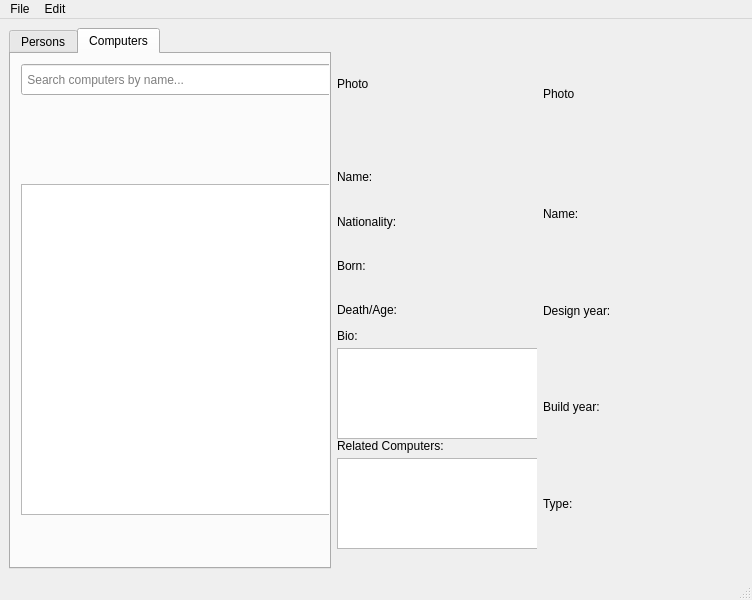
The window that mainwindow.ui (annakrih/T113VLN1-3) describes before a commit, drawn with Qt 5.
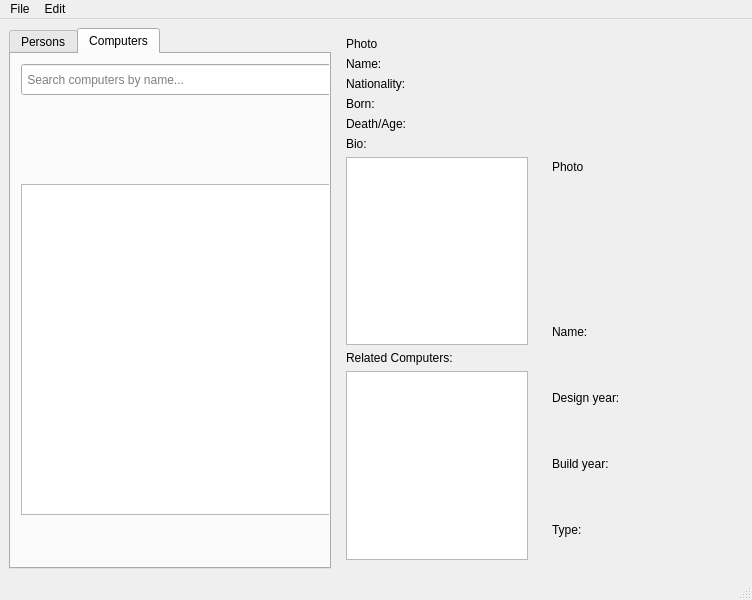
The same window after the commit.

Commit message: gerði gluggan hreyfanlegan

```diff
--- a/mainwindow.ui
+++ b/mainwindow.ui
@@ -295,61 +295,15 @@
           <height>0</height>
          </size>
         </property>
-        <widget class="QLabel" name="label_bio_pi">
-         <property name="geometry">
-          <rect>
-           <x>0</x>
-           <y>300</y>
-           <width>59</width>
-           <height>16</height>
-          </rect>
-         </property>
+        <layout class="QVBoxLayout" name="verticalLayout_5">
+         <item>
+          <widget class="QLabel" name="label_pic_pi">
          <property name="text">
-          <string>Bio: </string>
-         </property>
-        </widget>
-        <widget class="QTextBrowser" name="textBrowser_bio_pi">
-         <property name="geometry">
-          <rect>
-           <x>0</x>
-           <y>320</y>
-           <width>201</width>
-           <height>91</height>
-          </rect>
-         </property>
-        </widget>
-        <widget class="QTextBrowser" name="textBrowser_relatedComp_pi">
-         <property name="geometry">
-          <rect>
-           <x>0</x>
-           <y>430</y>
-           <width>201</width>
-           <height>91</height>
-          </rect>
-         </property>
-        </widget>
-        <widget class="QLabel" name="label_relatedcomp_pi">
-         <property name="geometry">
-          <rect>
-           <x>0</x>
-           <y>410</y>
-           <width>131</width>
-           <height>16</height>
-          </rect>
-         </property>
-         <property name="text">
-          <string>Related Computers:</string>
-         </property>
-        </widget>
-        <widget class="QWidget" name="gridLayoutWidget">
-         <property name="geometry">
-          <rect>
-           <x>0</x>
-           <y>130</y>
-           <width>210</width>
-           <height>171</height>
-          </rect>
-         </property>
+            <string>Photo</string>
+           </property>
+          </widget>
+         </item>
+         <item>
          <layout class="QGridLayout" name="gridpersoninfo">
           <item row="2" column="0">
            <widget class="QLabel" name="label_name_pi">
@@ -380,27 +334,28 @@
            </widget>
           </item>
          </layout>
-        </widget>
-        <widget class="QLabel" name="label_pic_pi">
-         <property name="geometry">
-          <rect>
-           <x>0</x>
-           <y>0</y>
-           <width>81</width>
-           <height>111</height>
-          </rect>
-         </property>
+         </item>
+         <item>
+          <widget class="QLabel" name="label_bio_pi">
+           <property name="text">
+            <string>Bio: </string>
+           </property>
+          </widget>
+         </item>
+         <item>
+          <widget class="QTextBrowser" name="textBrowser_bio_pi"/>
+         </item>
+         <item>
+          <widget class="QLabel" name="label_relatedcomp_pi">
          <property name="text">
-          <string>Photo</string>
-         </property>
-        </widget>
-        <zorder>label_bio_pi</zorder>
-        <zorder>textBrowser_bio_pi</zorder>
-        <zorder>textBrowser_relatedComp_pi</zorder>
-        <zorder>label_relatedcomp_pi</zorder>
-        <zorder>gridLayoutWidget</zorder>
-        <zorder>label_pic_pi</zorder>
-        <zorder>computerInfo</zorder>
+            <string>Related Computers:</string>
+           </property>
+          </widget>
+         </item>
+         <item>
+          <widget class="QTextBrowser" name="textBrowser_relatedComp_pi"/>
+         </item>
+        </layout>
        </widget>
       </item>
       <item>
@@ -413,15 +368,15 @@
             <height>0</height>
            </size>
           </property>
-          <widget class="QWidget" name="gridLayoutWidget_2">
-           <property name="geometry">
-            <rect>
-             <x>0</x>
-             <y>140</y>
-             <width>201</width>
-             <height>381</height>
-            </rect>
-           </property>
+          <layout class="QVBoxLayout" name="verticalLayout_6">
+           <item>
+            <widget class="QLabel" name="label_pic_ci">
+             <property name="text">
+              <string>Photo</string>
+             </property>
+            </widget>
+           </item>
+           <item>
            <layout class="QGridLayout" name="gridLayout">
             <item row="3" column="0">
              <widget class="QLabel" name="label_type_ci">
@@ -452,20 +407,8 @@
              </widget>
             </item>
            </layout>
-          </widget>
-          <widget class="QLabel" name="label_pic_ci">
-           <property name="geometry">
-            <rect>
-             <x>0</x>
-             <y>0</y>
-             <width>151</width>
-             <height>131</height>
-            </rect>
-           </property>
-           <property name="text">
-            <string>Photo</string>
-           </property>
-          </widget>
+           </item>
+          </layout>
          </widget>
         </item>
        </layout>
```
Lines whose indentation alone changed are shown as unchanged.
